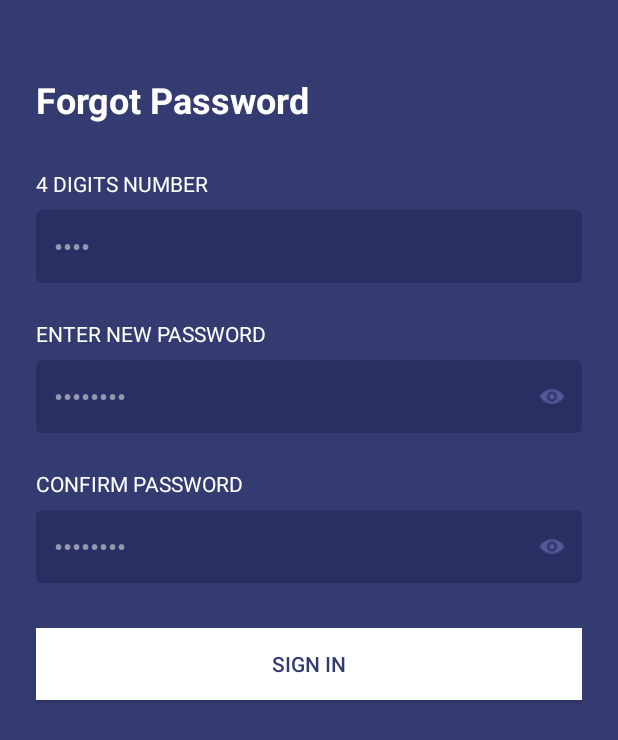
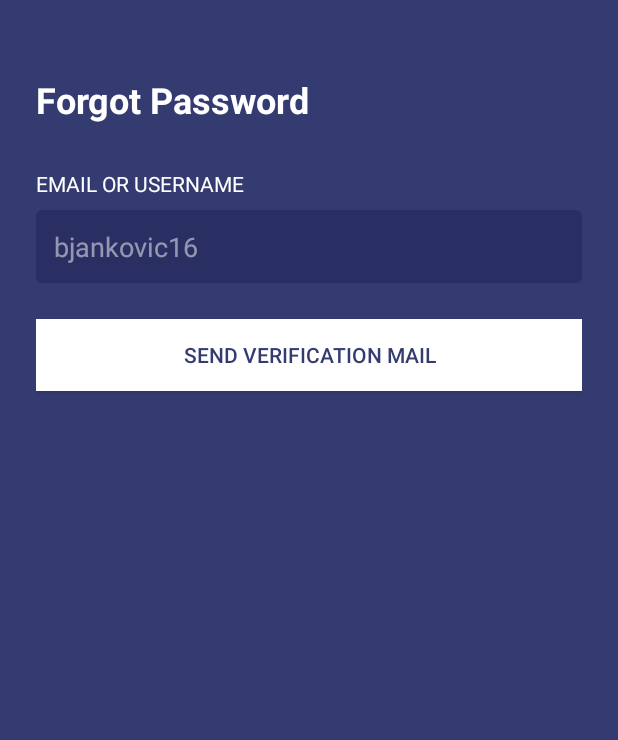
Before and after one commit to bjankovic16/MakiTaxi, an Android app: the PasswordChange screen opened directly, with no data from a screen before it, on a phone screen of 412 x 824 dp. Shown: the top 740 px of the screen. Run offline under Robolectric (Android 15) with nearby library versions, the phone set to English and light mode, and no system bars; our stand-ins replace Firebase (no records; nobody signed in at launch, a user with empty details on screens opened directly).

Commit message:
added login, change password and register funcitonalities

```diff
--- a/app/build.gradle.kts
+++ b/app/build.gradle.kts
@@ -1,5 +1,6 @@
 plugins {
     alias(libs.plugins.android.application)
+    alias(libs.plugins.google.gms.google.services)
 }
 
 android {
@@ -38,6 +39,9 @@ dependencies {
     implementation(libs.activity)
     implementation(libs.constraintlayout)
     implementation(libs.navigation.runtime.android)
+    implementation(libs.firebase.auth)
+    implementation(libs.firebase.firestore)
+    implementation(libs.firebase.database)
     testImplementation(libs.junit)
     androidTestImplementation(libs.ext.junit)
     androidTestImplementation(libs.espresso.core)
--- a/app/src/main/AndroidManifest.xml
+++ b/app/src/main/AndroidManifest.xml
@@ -43,6 +43,10 @@
             android:name=".login.PasswordChange"
             android:exported="true">
         </activity>
+        <activity
+            android:name=".passanger.PassangerMainScreen"
+            android:exported="true">
+        </activity>
     </application>
 
 </manifest>
--- a/app/src/main/java/com/makitaxi/login/PasswordChange.java
+++ b/app/src/main/java/com/makitaxi/login/PasswordChange.java
@@ -2,30 +2,107 @@ package com.makitaxi.login;
 
 import android.os.Bundle;
 import android.widget.Button;
+import android.widget.EditText;
+import android.widget.Toast;
 
-import androidx.activity.EdgeToEdge;
 import androidx.appcompat.app.AppCompatActivity;
 
+import com.google.firebase.auth.FirebaseAuth;
+import com.google.firebase.database.DataSnapshot;
+import com.google.firebase.database.DatabaseError;
+import com.google.firebase.database.DatabaseReference;
+import com.google.firebase.database.FirebaseDatabase;
+import com.google.firebase.database.ValueEventListener;
 import com.makitaxi.R;
-import com.makitaxi.utils.NavigationClickListener;
 
 public class PasswordChange extends AppCompatActivity {
+    private EditText editTextInput;
+    private Button buttonResetPassword;
+    private FirebaseAuth mAuth;
+    private FirebaseDatabase firebaseDatabase;
+    private DatabaseReference firebaseReference;
 
     @Override
     protected void onCreate(Bundle savedInstanceState) {
         super.onCreate(savedInstanceState);
-        EdgeToEdge.enable(this);
         setContentView(R.layout.password_change);
-        //addButtonListeners();
+
+        mAuth = FirebaseAuth.getInstance();
+        firebaseDatabase = FirebaseDatabase.getInstance("https://makitaxi-e4108-default-rtdb.europe-west1.firebasedatabase.app/");
+        firebaseReference = firebaseDatabase.getReference("users");
+
+        bindViews();
+        setupListeners();
     }
 
-    private void addButtonListeners() {
-        Button button = findViewById(R.id.singUpFromLoginButton);
-        if (button != null) {
-            button.setOnClickListener(
-                    NavigationClickListener.navigateTo(this, Register.class)
-            );
+    private void bindViews() {
+        editTextInput = findViewById(R.id.editTextEmailOrUsernamePasswordChange);
+        buttonResetPassword = findViewById(R.id.buttonChangePassword);
+    }
+
+    private void setupListeners() {
+        buttonResetPassword.setOnClickListener(v -> initiatePasswordReset());
+    }
+
+    private void initiatePasswordReset() {
+        String input = editTextInput.getText().toString().trim();
+
+        if (input.isEmpty()) {
+            Toast.makeText(this, "Please enter your email or username", Toast.LENGTH_SHORT).show();
+            return;
+        }
+
+        if (android.util.Patterns.EMAIL_ADDRESS.matcher(input).matches()) {
+            sendPasswordResetEmail(input);
+        } else {
+            findEmailByUsername(input);
         }
     }
 
+    private void findEmailByUsername(String username) {
+        showLoading(true);
+
+        firebaseReference.orderByChild("username").equalTo(username).addListenerForSingleValueEvent(new ValueEventListener() {
+            @Override
+            public void onDataChange(DataSnapshot dataSnapshot) {
+                showLoading(false);
+
+                if (dataSnapshot.exists()) {
+                    for (DataSnapshot userSnapshot : dataSnapshot.getChildren()) {
+                        String email = userSnapshot.child("email").getValue(String.class);
+                        if (email != null) {
+                            sendPasswordResetEmail(email);
+                            return;
+                        }
+                    }
+                }
+                Toast.makeText(PasswordChange.this, "No account found with this username", Toast.LENGTH_SHORT).show();
+            }
+
+            @Override
+            public void onCancelled(DatabaseError databaseError) {
+                showLoading(false);
+                Toast.makeText(PasswordChange.this, "Error: " + databaseError.getMessage(), Toast.LENGTH_SHORT).show();
+            }
+        });
+    }
+
+    private void sendPasswordResetEmail(String email) {
+        showLoading(true);
+
+        mAuth.sendPasswordResetEmail(email).addOnCompleteListener(task -> {
+            showLoading(false);
+
+            if (task.isSuccessful()) {
+                Toast.makeText(PasswordChange.this, "Password reset instructions have been sent to your email", Toast.LENGTH_LONG).show();
+                finish();
+            } else {
+                Toast.makeText(PasswordChange.this, "Failed to send reset email: " + task.getException().getMessage(), Toast.LENGTH_SHORT).show();
+            }
+        });
+    }
+
+    private void showLoading(boolean isLoading) {
+        buttonResetPassword.setEnabled(!isLoading);
+    }
 }
--- /dev/null
+++ b/app/src/main/res/layout/passanger_main_screen.xml
@@ -0,0 +1,6 @@
+<?xml version="1.0" encoding="utf-8"?>
+<androidx.constraintlayout.widget.ConstraintLayout xmlns:android="http://schemas.android.com/apk/res/android"
+    android:layout_width="match_parent"
+    android:layout_height="match_parent">
+
+</androidx.constraintlayout.widget.ConstraintLayout>
--- a/app/src/main/res/layout/password_change.xml
+++ b/app/src/main/res/layout/password_change.xml
@@ -26,111 +26,33 @@
             android:layout_width="match_parent"
             android:layout_height="wrap_content"
             android:layout_marginBottom="8dp"
-            android:text="4 DIGITS NUMBER"
+            android:text="EMAIL OR USERNAME"
             android:textColor="@color/white"
             android:textSize="14sp"
             tools:ignore="HardcodedText" />
 
         <EditText
-            android:id="@+id/editTextDigitNumber"
+            android:id="@+id/editTextEmailOrUsernamePasswordChange"
             android:layout_width="match_parent"
             android:layout_height="wrap_content"
             android:layout_marginBottom="24dp"
             android:background="@drawable/edit_text_background"
-            android:hint="••••"
-            android:inputType="numberPassword"
-            android:maxLength="4"
+            android:hint="bjankovic16"
+            android:inputType="text"
             android:padding="12dp"
             android:textColor="@color/white"
             android:textColorHint="#80FFFFFF"
             tools:ignore="HardcodedText" />
 
-        <TextView
-            android:layout_width="match_parent"
-            android:layout_height="wrap_content"
-            android:layout_marginBottom="8dp"
-            android:text="ENTER NEW PASSWORD"
-            android:textColor="@color/white"
-            android:textSize="14sp"
-            tools:ignore="HardcodedText" />
-
-        <RelativeLayout
-            android:layout_width="match_parent"
-            android:layout_height="wrap_content"
-            android:layout_marginBottom="24dp"
-            android:background="@drawable/edit_text_background">
-
-            <EditText
-                android:id="@+id/editTextNewPassword"
-                android:layout_width="match_parent"
-                android:layout_height="wrap_content"
-                android:background="@android:color/transparent"
-                android:hint="••••••••"
-                android:inputType="textPassword"
-                android:padding="12dp"
-                android:textColor="@color/white"
-                android:textColorHint="#80FFFFFF"
-                tools:ignore="HardcodedText" />
-
-            <ImageButton
-                android:id="@+id/buttonShowNewPassword"
-                android:layout_width="wrap_content"
-                android:layout_height="wrap_content"
-                android:layout_alignParentEnd="true"
-                android:layout_centerVertical="true"
-                android:layout_marginEnd="12dp"
-                android:background="@android:color/transparent"
-                android:contentDescription="Show password"
-                android:src="@drawable/visibility" />
-        </RelativeLayout>
-
-        <TextView
-            android:layout_width="match_parent"
-            android:layout_height="wrap_content"
-            android:layout_marginBottom="8dp"
-            android:text="CONFIRM PASSWORD"
-            android:textColor="@color/white"
-            android:textSize="14sp"
-            tools:ignore="HardcodedText" />
-
-        <RelativeLayout
-            android:layout_width="match_parent"
-            android:layout_height="wrap_content"
-            android:layout_marginBottom="30dp"
-            android:background="@drawable/edit_text_background">
-
-            <EditText
-                android:id="@+id/editTextConfirmNewPassword"
-                android:layout_width="match_parent"
-                android:layout_height="wrap_content"
-                android:background="@android:color/transparent"
-                android:hint="••••••••"
-                android:inputType="textPassword"
-                android:padding="12dp"
-                android:textColor="@color/white"
-                android:textColorHint="#80FFFFFF"
-                tools:ignore="HardcodedText" />
-
-            <ImageButton
-                android:id="@+id/buttonShowConfirmNewPassword"
-                android:layout_width="wrap_content"
-                android:layout_height="wrap_content"
-                android:layout_alignParentEnd="true"
-                android:layout_centerVertical="true"
-                android:layout_marginEnd="12dp"
-                android:background="@android:color/transparent"
-                android:contentDescription="Show password"
-                android:src="@drawable/visibility" />
-        </RelativeLayout>
 
         <Button
-            android:id="@+id/buttonSignIn"
+            android:id="@+id/buttonChangePassword"
             android:layout_width="match_parent"
             android:layout_height="wrap_content"
             android:layout_marginBottom="16dp"
             android:background="@color/white"
             android:padding="12dp"
-            android:text="SIGN IN"
+            android:text="SEND VERIFICATION MAIL"
             android:textColor="@color/background"
             tools:ignore="HardcodedText" />
     </LinearLayout>
--- a/build.gradle.kts
+++ b/build.gradle.kts
@@ -1,4 +1,5 @@
 // Top-level build file where you can add configuration options common to all sub-projects/modules.
 plugins {
     alias(libs.plugins.android.application) apply false
+    alias(libs.plugins.google.gms.google.services) apply false
 }
```
Also changed, not shown: app/src/main/java/com/makitaxi/login/Login.java (+119 -11 lines), app/src/main/java/com/makitaxi/login/Register.java (+148 -8 lines), app/src/main/java/com/makitaxi/model/User.java (added, +62 -0 lines), app/src/main/java/com/makitaxi/passanger/PassangerMainScreen.java (added, +31 -0 lines), app/src/main/res/layout/login.xml (+26 -3 lines), app/src/main/res/layout/register.xml (+2 -35 lines), gradle/libs.versions.toml (+8 -0 lines), app/src/main/res/drawable/visibility.png, app/src/main/res/drawable/visibility_off.png (added), 1 other file.
